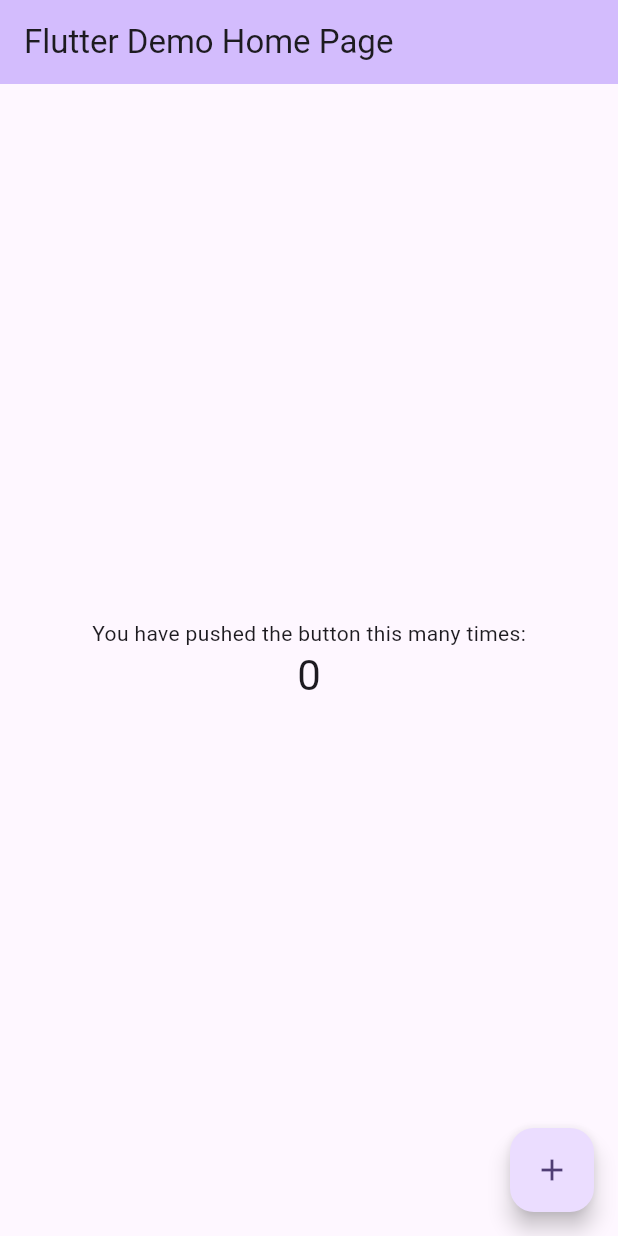
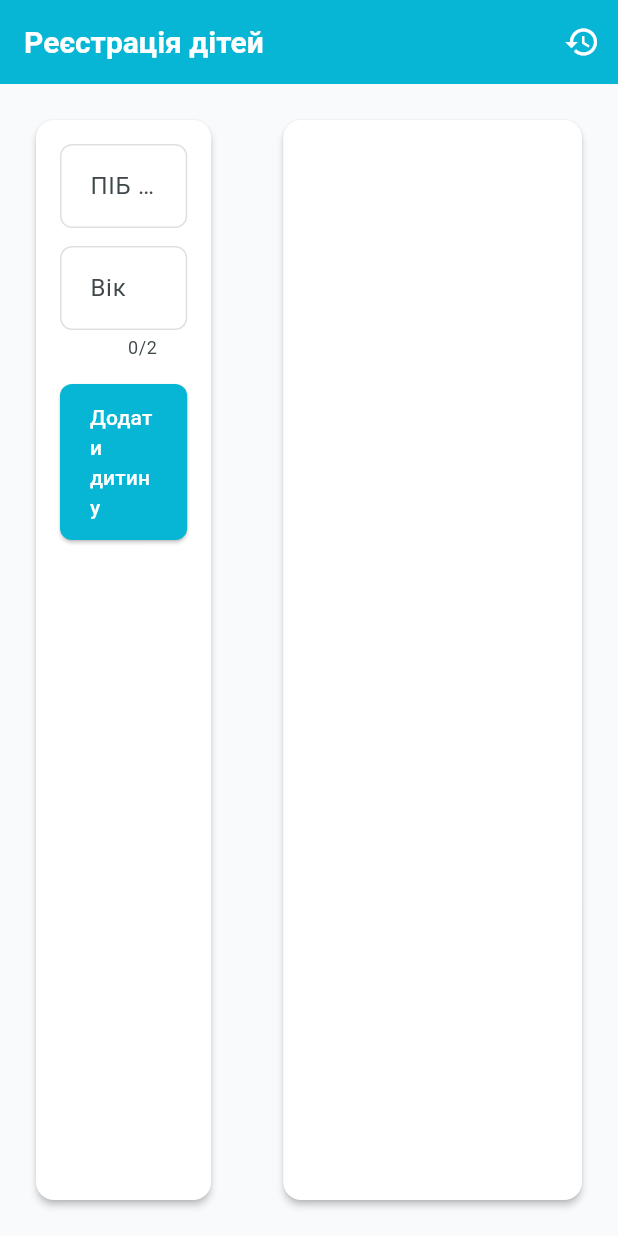
Before and after one commit to LUMA002/camp_registry, a Flutter app: the screen it shows after launch, on a phone screen of 412 x 824 dp. Run offline on Flutter 3.47's test engine with Material 3 defaults, Android fonts, the phone set to English and light mode, and no system bars; our stand-ins replace sqflite, sqflite_common_ffi; accounts and stored records are empty.

Commit message:
Prototype: UI, DB

```diff
--- a/analysis_options.yaml
+++ b/analysis_options.yaml
@@ -21,6 +21,8 @@ linter:
   # `// ignore_for_file: name_of_lint` syntax on the line or in the file
   # producing the lint.
   rules:
+    - prefer_const_constructors
+    - prefer_const_literals_to_create_immutables
     # avoid_print: false  # Uncomment to disable the `avoid_print` rule
     # prefer_single_quotes: true  # Uncomment to enable the `prefer_single_quotes` rule
 
--- /dev/null
+++ b/lib/app/app.dart
@@ -0,0 +1,334 @@
+import 'package:flutter/material.dart';
+import 'package:camp_registry/app/theme.dart';
+import 'package:camp_registry/data/database_helper.dart';
+import 'package:camp_registry/data/child.dart';
+import 'package:intl/intl.dart';
+import 'dart:developer';
+
+class MyApp extends StatelessWidget {
+  const MyApp({super.key});
+
+  @override
+  Widget build(BuildContext context) {
+    return MaterialApp(
+      title: 'Camp Registry',
+      theme: AppTheme.theme,
+      home: const HomeScreen(),
+      debugShowCheckedModeBanner: false,
+    );
+  }
+}
+
+class HomeScreen extends StatefulWidget {
+  const HomeScreen({super.key});
+
+  @override
+  State<HomeScreen> createState() => _HomeScreenState();
+}
+
+class _HomeScreenState extends State<HomeScreen> {
+  late String today;
+  List<Child> childrenToday = [];
+  bool isLoading = true;
+
+  @override
+  void initState() {
+    super.initState();
+    today = DateFormat('yyyy-MM-dd').format(DateTime.now());
+    _loadChildren();
+  }
+
+  Future<void> _loadChildren() async {
+    setState(() => isLoading = true);
+    try {
+      childrenToday = await DatabaseHelper.instance.getChildrenByDate(today);
+      log('childrenToday: ${childrenToday.length}');
+    } catch (e) {
+      log('Error loading children: $e');
+    }
+    if (mounted) {
+      setState(() => isLoading = false);
+    }
+  }
+
+  Future<void> _addChild(String fullName, int age) async {
+    // Додаємо|оновлюємо дитину
+    await DatabaseHelper.instance.insertChild(
+      Child(fullName: fullName, age: age),
+    );
+    final realChild = await DatabaseHelper.instance.getChildByFullName(
+      fullName,
+    );
+    if (realChild == null) return;
+
+    final alreadyPresent = await DatabaseHelper.instance
+        .isChildAlreadyPresentToday(realChild.id!, today);
+    if (alreadyPresent) {
+      if (!mounted) return;
+      ScaffoldMessenger.of(context).showSnackBar(
+        const SnackBar(content: Text('Дитина вже є у списку на сьогодні!')),
+      );
+      return;
+    }
+
+    await DatabaseHelper.instance.insertAttendance(realChild.id!, today);
+    await _loadChildren();
+  }
+
+  Future<void> _removeChild(int childId) async {
+    await DatabaseHelper.instance.deleteAttendance(childId, today);
+    await _loadChildren();
+  }
+
+  Future<void> _editChild(Child child, String newFullName, int newAge) async {
+    final updated = Child(id: child.id, fullName: newFullName, age: newAge);
+    await DatabaseHelper.instance.updateChild(updated);
+    await _loadChildren();
+  }
+
+  @override
+  Widget build(BuildContext context) {
+    return Scaffold(
+      appBar: AppBar(
+        title: const Text('Реєстрація дітей'),
+        actions: [
+          IconButton(
+            icon: const Icon(Icons.history),
+            onPressed: () {
+              // TODO: Перехід на екран історії
+            },
+          ),
+        ],
+      ),
+      body: Row(
+        children: [
+          // Add form
+          Expanded(
+            flex: 2,
+            child: Padding(
+              padding: const EdgeInsets.all(16),
+              child: _AddChildForm(onAdd: _addChild),
+            ),
+          ),
+          // Список дітей
+          Expanded(
+            flex: 3,
+            child: Padding(
+              padding: const EdgeInsets.all(16),
+              child: isLoading
+                  ? const Center(child: CircularProgressIndicator())
+                  : _ChildrenList(
+                      children: childrenToday,
+                      onDelete: _removeChild,
+                      onEdit: _editChild,
+                    ),
+            ),
+          ),
+        ],
+      ),
+    );
+  }
+}
+
+// Add form
+class _AddChildForm extends StatefulWidget {
+  final Future<void> Function(String, int) onAdd;
+  const _AddChildForm({required this.onAdd});
+
+  @override
+  State<_AddChildForm> createState() => _AddChildFormState();
+}
+
+class _AddChildFormState extends State<_AddChildForm> {
+  final fullNameController = TextEditingController();
+  final ageController = TextEditingController();
+
+  String? _fullNameError;
+  String? _ageError;
+
+  Future<void> _validateAndAdd() async {
+    setState(() {
+      _fullNameError = null;
+      _ageError = null;
+    });
+
+    final fullName = fullNameController.text.trim();
+    final ageText = ageController.text.trim();
+
+    if (fullName.isEmpty || fullName.split(' ').length < 2) {
+      setState(() => _fullNameError = 'Введіть прізвище та ім\'я');
+      return;
+    }
+
+    final age = int.tryParse(ageText);
+    if (age == null || age < 3 || age > 99) {
+      setState(() => _ageError = 'Вік має бути числом від 3 до 99');
+      return;
+    }
+
+    await widget.onAdd(fullName, age);
+    fullNameController.clear();
+    ageController.clear();
+  }
+
+  @override
+  Widget build(BuildContext context) {
+    return Card(
+      child: Padding(
+        padding: const EdgeInsets.all(16),
+        child: Column(
+          children: [
+            TextField(
+              controller: fullNameController,
+              decoration: InputDecoration(
+                labelText: 'ПІБ дитини',
+                errorText: _fullNameError,
+              ),
+            ),
+            const SizedBox(height: 12),
+            TextField(
+              controller: ageController,
+              decoration: InputDecoration(
+                labelText: 'Вік',
+                errorText: _ageError,
+              ),
+              keyboardType: TextInputType.number,
+              maxLength: 2,
+            ),
+            const SizedBox(height: 16),
+            ElevatedButton(
+              onPressed: _validateAndAdd,
+              child: const Text('Додати дитину'),
+            ),
+          ],
+        ),
+      ),
+    );
+  }
+}
+
+// Список дітей
+class _ChildrenList extends StatelessWidget {
+  final List<Child> children;
+  final Future<void> Function(int childId) onDelete;
+  final Future<void> Function(Child child, String newFullName, int newAge)
+  onEdit;
+
+  const _ChildrenList({
+    required this.children,
+    required this.onDelete,
+    required this.onEdit,
+  });
+
+  @override
+  Widget build(BuildContext context) {
+    return Card(
+      child: ListView.separated(
+        itemCount: children.length,
+        separatorBuilder: (_, __) => const Divider(height: 1),
+        itemBuilder: (context, index) {
+          final child = children[index];
+          return ListTile(
+            leading: Text(
+              '${index + 1}.',
+              style: const TextStyle(fontWeight: FontWeight.bold),
+            ),
+            title: Text(
+              child.fullName,
+              style: TextStyle(
+                color: Theme.of(context).textTheme.bodyLarge?.color,
+                fontWeight: FontWeight.bold,
+              ),
+            ),
+            subtitle: Text(
+              'Вік: ${child.age}',
+              style: TextStyle(
+                color: Theme.of(context).colorScheme.onSurfaceVariant,
+              ),
+            ),
+            trailing: Row(
+              mainAxisSize: MainAxisSize.min,
+              children: [
+                IconButton(
+                  icon: const Icon(Icons.edit, color: Colors.blue),
+                  onPressed: () async {
+                    final result = await showDialog<Map<String, dynamic>>(
+                      context: context,
+                      builder: (context) => _EditChildDialog(child: child),
+                    );
+                    if (result != null) {
+                      await onEdit(child, result['fullName'], result['age']);
+                    }
+                  },
+                ),
+                IconButton(
+                  icon: const Icon(Icons.delete, color: Colors.red),
+                  onPressed: () => onDelete(child.id!),
+                ),
+              ],
+            ),
+          );
+        },
+      ),
+    );
+  }
+}
+
+// Dialog для редагування дитини
+class _EditChildDialog extends StatefulWidget {
+  final Child child;
+  const _EditChildDialog({required this.child});
+
+  @override
+  State<_EditChildDialog> createState() => _EditChildDialogState();
+}
+
+class _EditChildDialogState extends State<_EditChildDialog> {
+  late TextEditingController fullNameController;
+  late TextEditingController ageController;
+
+  @override
+  void initState() {
+    super.initState();
+    fullNameController = TextEditingController(text: widget.child.fullName);
+    ageController = TextEditingController(text: widget.child.age.toString());
+  }
+
+  @override
+  Widget build(BuildContext context) {
+    return AlertDialog(
+      title: const Text('Редагувати дитину'),
+      content: Column(
+        mainAxisSize: MainAxisSize.min,
+        children: [
+          TextField(
+            controller: fullNameController,
+            decoration: const InputDecoration(labelText: 'ПІБ дитини'),
+          ),
+          const SizedBox(height: 12),
+          TextField(
+            controller: ageController,
+            decoration: const InputDecoration(labelText: 'Вік'),
+            keyboardType: TextInputType.number,
+            maxLength: 2,
+          ),
+        ],
+      ),
+      actions: [
+        TextButton(
+          onPressed: () => Navigator.of(context).pop(),
+          child: const Text('Скасувати'),
+        ),
+        ElevatedButton(
+          onPressed: () {
+            final newFullName = fullNameController.text.trim();
+            final newAge =
+                int.tryParse(ageController.text.trim()) ?? widget.child.age;
+            Navigator.of(context).pop({'fullName': newFullName, 'age': newAge});
+          },
+          child: const Text('Зберегти'),
+        ),
+      ],
+    );
+  }
+}
--- /dev/null
+++ b/lib/app/theme.dart
@@ -0,0 +1,96 @@
+import 'package:flutter/material.dart';
+
+class AppTheme {
+  // Кольори
+  static const Color primary = Color(0xFF06B6D4);
+  static const Color secondary = Color(0xFFF59E0B);
+  static const Color background = Color(0xFFF8FAFC);
+  static const Color surface = Colors.white;
+  static const Color textDark = Color(0xFF1E293B);
+  static const Color textLight = Color(0xFF64748B);
+  static const Color error = Color(0xFFF87171);
+  //static const Color success = Color(0xFF34D399);
+
+  // Єдина тема для всього додатка
+  static ThemeData get theme {
+    return ThemeData(
+      // Основна кольорова схема
+      colorScheme: ColorScheme.fromSeed(
+        seedColor: primary,
+        onSurface: background,
+        surface: surface,
+      ),
+
+      scaffoldBackgroundColor: background,
+
+      // AppBar
+      appBarTheme: const AppBarTheme(
+        backgroundColor: primary,
+        foregroundColor: Colors.white,
+        titleTextStyle: TextStyle(
+          color: Colors.white,
+          fontSize: 20,
+          fontWeight: FontWeight.w600,
+        ),
+      ),
+      // Кнопки
+      elevatedButtonTheme: ElevatedButtonThemeData(
+        style: ElevatedButton.styleFrom(
+          backgroundColor: primary,
+          foregroundColor: Colors.white,
+          padding: const EdgeInsets.symmetric(horizontal: 20, vertical: 12),
+          shape: RoundedRectangleBorder(borderRadius: BorderRadius.circular(8)),
+        ),
+      ),
+
+      // Поля вводу
+      inputDecorationTheme: InputDecorationTheme(
+        filled: true,
+        fillColor: surface,
+
+        enabledBorder: OutlineInputBorder(
+          borderRadius: BorderRadius.circular(8),
+          borderSide: BorderSide(color: Colors.grey.shade300, width: 1),
+        ),
+        focusedBorder: OutlineInputBorder(
+          borderRadius: BorderRadius.circular(8),
+          borderSide: const BorderSide(color: primary, width: 2),
+        ),
+        errorBorder: OutlineInputBorder(
+          borderRadius: BorderRadius.circular(8),
+          borderSide: const BorderSide(color: error, width: 2),
+        ),
+        focusedErrorBorder: OutlineInputBorder(
+          borderRadius: BorderRadius.circular(8),
+          borderSide: const BorderSide(color: error, width: 2.5),
+        ),
+        contentPadding: const EdgeInsets.all(16),
+        hoverColor: Colors.grey.shade100,
+      ),
+
+      // Картки
+      cardTheme: CardThemeData(
+        color: surface,
+        elevation: 2,
+        shape: RoundedRectangleBorder(borderRadius: BorderRadius.circular(12)),
+        margin: const EdgeInsets.all(8),
+      ),
+
+      // Текст
+      textTheme: const TextTheme(
+        headlineLarge: TextStyle(
+          color: textDark,
+          fontSize: 24,
+          fontWeight: FontWeight.bold,
+        ),
+        headlineMedium: TextStyle(
+          color: textDark,
+          fontSize: 20,
+          fontWeight: FontWeight.w600,
+        ),
+        bodyLarge: TextStyle(color: textDark, fontSize: 16),
+        bodyMedium: TextStyle(color: textLight, fontSize: 14),
+      ),
+    );
+  }
+}
--- /dev/null
+++ b/lib/data/child.dart
@@ -0,0 +1,19 @@
+class Child {
+  final String fullName;
+  final int age;
+  final int? id;
+
+  Child({required this.fullName, required this.age, this.id});
+
+  Map<String, dynamic> toMap() {
+    return {'id': id, 'full_name': fullName, 'age': age};
+  }
+
+  factory Child.fromMap(Map<String, dynamic> map) {
+    return Child(
+      id: map['id'] as int?,
+      fullName: map['full_name'] as String,
+      age: map['age'] as int,
+    );
+  }
+}
--- a/lib/main.dart
+++ b/lib/main.dart
@@ -1,122 +1,10 @@
 import 'package:flutter/material.dart';
+import 'package:camp_registry/app/app.dart';
+import 'package:sqflite_common_ffi/sqflite_ffi.dart';
 
 void main() {
+  // for desktop (Windows, macOS, Linux)
+  sqfliteFfiInit();
+  databaseFactory = databaseFactoryFfi;
   runApp(const MyApp());
 }
-
-class MyApp extends StatelessWidget {
-  const MyApp({super.key});
-
-  // This widget is the root of your application.
-  @override
-  Widget build(BuildContext context) {
-    return MaterialApp(
-      title: 'Flutter Demo',
-      theme: ThemeData(
-        // This is the theme of your application.
-        //
-        // TRY THIS: Try running your application with "flutter run". You'll see
-        // the application has a purple toolbar. Then, without quitting the app,
-        // try changing the seedColor in the colorScheme below to Colors.green
-        // and then invoke "hot reload" (save your changes or press the "hot
-        // reload" button in a Flutter-supported IDE, or press "r" if you used
-        // the command line to start the app).
-        //
-        // Notice that the counter didn't reset back to zero; the application
-        // state is not lost during the reload. To reset the state, use hot
-        // restart instead.
-        //
-        // This works for code too, not just values: Most code changes can be
-        // tested with just a hot reload.
-        colorScheme: ColorScheme.fromSeed(seedColor: Colors.deepPurple),
-      ),
-      home: const MyHomePage(title: 'Flutter Demo Home Page'),
-    );
-  }
-}
-
-class MyHomePage extends StatefulWidget {
-  const MyHomePage({super.key, required this.title});
-
-  // This widget is the home page of your application. It is stateful, meaning
-  // that it has a State object (defined below) that contains fields that affect
-  // how it looks.
-
-  // This class is the configuration for the state. It holds the values (in this
-  // case the title) provided by the parent (in this case the App widget) and
-  // used by the build method of the State. Fields in a Widget subclass are
-  // always marked "final".
-
-  final String title;
-
-  @override
-  State<MyHomePage> createState() => _MyHomePageState();
-}
-
-class _MyHomePageState extends State<MyHomePage> {
-  int _counter = 0;
-
-  void _incrementCounter() {
-    setState(() {
-      // This call to setState tells the Flutter framework that something has
-      // changed in this State, which causes it to rerun the build method below
-      // so that the display can reflect the updated values. If we changed
-      // _counter without calling setState(), then the build method would not be
-      // called again, and so nothing would appear to happen.
-      _counter++;
-    });
-  }
-
-  @override
-  Widget build(BuildContext context) {
-    // This method is rerun every time setState is called, for instance as done
-    // by the _incrementCounter method above.
-    //
-    // The Flutter framework has been optimized to make rerunning build methods
-    // fast, so that you can just rebuild anything that needs updating rather
-    // than having to individually change instances of widgets.
-    return Scaffold(
-      appBar: AppBar(
-        // TRY THIS: Try changing the color here to a specific color (to
-        // Colors.amber, perhaps?) and trigger a hot reload to see the AppBar
-        // change color while the other colors stay the same.
-        backgroundColor: Theme.of(context).colorScheme.inversePrimary,
-        // Here we take the value from the MyHomePage object that was created by
-        // the App.build method, and use it to set our appbar title.
-        title: Text(widget.title),
-      ),
-      body: Center(
-        // Center is a layout widget. It takes a single child and positions it
-        // in the middle of the parent.
-        child: Column(
-          // Column is also a layout widget. It takes a list of children and
-          // arranges them vertically. By default, it sizes itself to fit its
-          // children horizontally, and tries to be as tall as its parent.
-          //
-          // Column has various properties to control how it sizes itself and
-          // how it positions its children. Here we use mainAxisAlignment to
-          // center the children vertically; the main axis here is the vertical
-          // axis because Columns are vertical (the cross axis would be
-          // horizontal).
-          //
-          // TRY THIS: Invoke "debug painting" (choose the "Toggle Debug Paint"
-          // action in the IDE, or press "p" in the console), to see the
-          // wireframe for each widget.
-          mainAxisAlignment: MainAxisAlignment.center,
-          children: <Widget>[
-            const Text('You have pushed the button this many times:'),
-            Text(
-              '$_counter',
-              style: Theme.of(context).textTheme.headlineMedium,
-            ),
-          ],
-        ),
-      ),
-      floatingActionButton: FloatingActionButton(
-        onPressed: _incrementCounter,
-        tooltip: 'Increment',
-        child: const Icon(Icons.add),
-      ), // This trailing comma makes auto-formatting nicer for build methods.
-    );
-  }
-}
--- a/pubspec.yaml
+++ b/pubspec.yaml
@@ -34,6 +34,10 @@ dependencies:
   # The following adds the Cupertino Icons font to your application.
   # Use with the CupertinoIcons class for iOS style icons.
   cupertino_icons: ^1.0.8
+  sqflite: ^2.4.2
+  path: ^1.9.1
+  intl: ^0.20.2
+  sqflite_common_ffi: ^2.3.6
 
 dev_dependencies:
   flutter_test:
```
Also changed, not shown: lib/data/database_helper.dart (added, +147 -0 lines), pubspec.lock, 1 other file.
